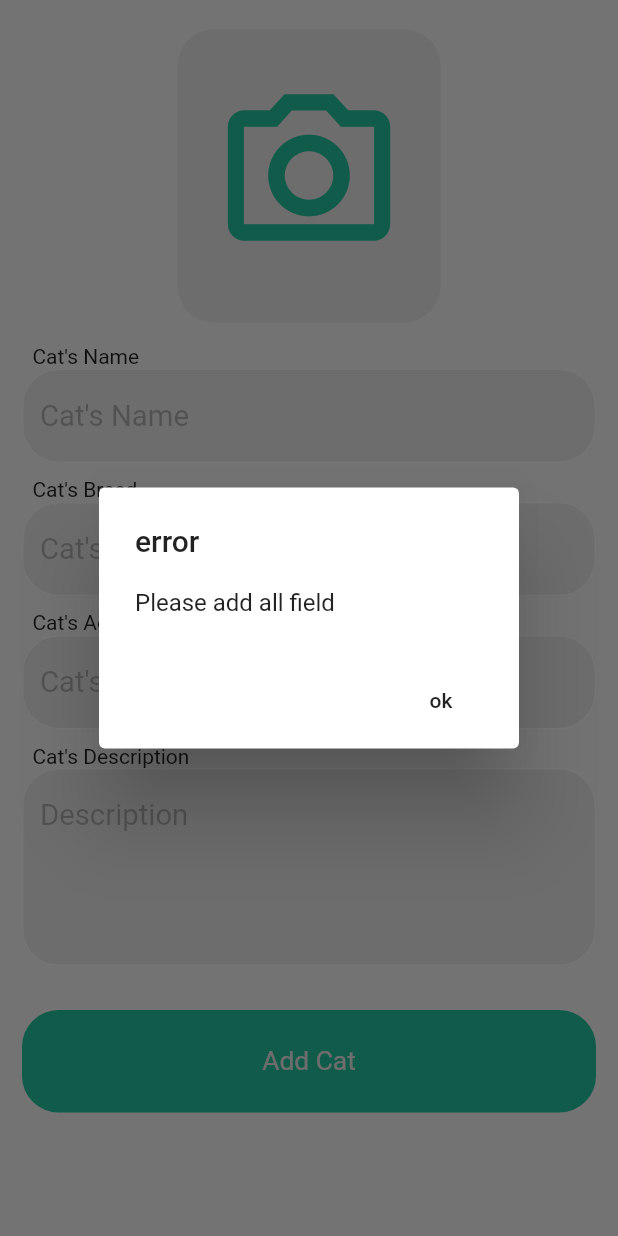
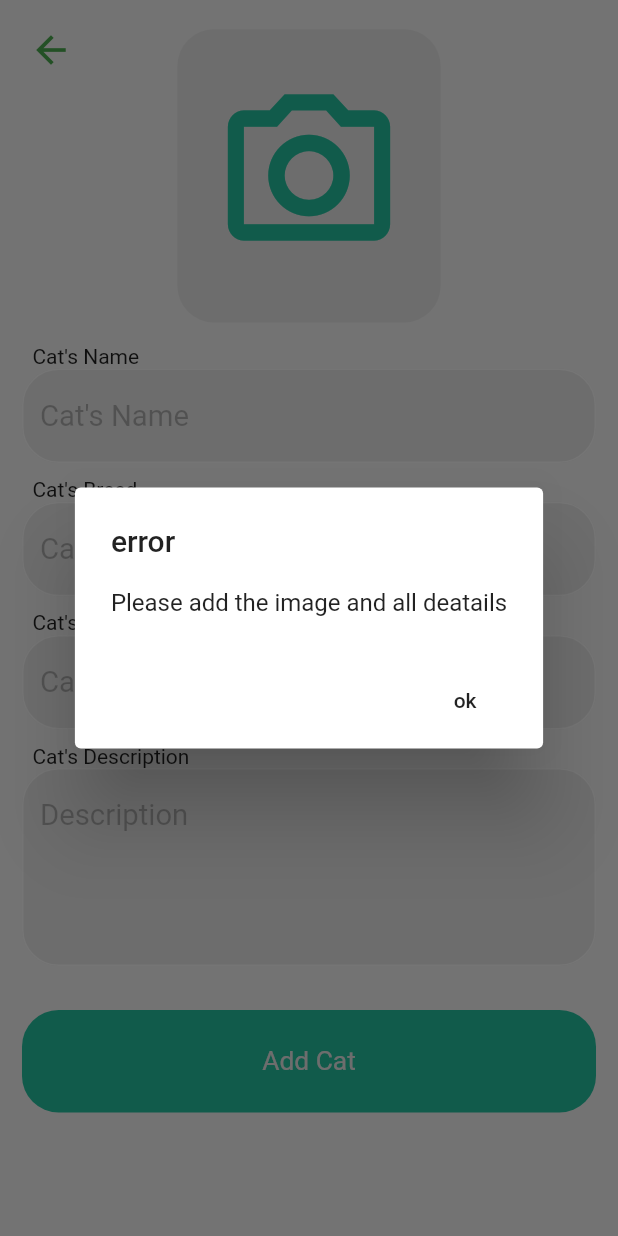
Before and after one commit to jayasooriya-s/Cat-A-Logue, a Flutter app: the AddCatScreen screen opened directly, after a tap on "Add Cat", on a phone screen of 412 x 824 dp. Run offline on Flutter 3.47's test engine with Material 2 defaults, Android fonts, the light colour scheme and no system bars; our stand-ins replace flutter_screenutil, image_picker.

Commit message:
fixed some bugs and almost complete

```diff
--- a/lib/screens/addCatScreen.dart
+++ b/lib/screens/addCatScreen.dart
@@ -32,7 +32,7 @@
         builder: (context) {
           return AlertDialog(
             title: Text('error'),
-            content: Text('Please add all field'),
+            content: Text('Please add the image and all deatails'),
             actions: <Widget>[
               // ignore: deprecated_member_use
               new FlatButton(
@@ -46,10 +46,8 @@
         });
   }
 
-  Future getImage() async {
-    final pickedFile = await picker.getImage(
-      source: ImageSource.camera,
-    );
+  Future getImageNow() async {
+    final pickedFile = await picker.getImage(source: ImageSource.camera);
 
     setState(() {
       if (pickedFile != null) {
@@ -62,9 +60,18 @@
 
   @override
   Widget build(BuildContext context) {
+    nameController.text = '';
+
+    ageController.text = '';
+
+    breedController.text = '';
+
+    descriptionController.text = '';
     return Scaffold(
         body: SafeArea(
-      child: SingleChildScrollView(
+      child: Stack(
+        children: [
+          SingleChildScrollView(
             child: Padding(
               padding: EdgeInsets.all(15.0.r),
               child: Container(
@@ -75,7 +82,7 @@
                     Center(
                       child: CameraContainer(
                         image: image,
-                    onTap: getImage,
+                        onTap: getImageNow,
                       ),
                     ),
                     SizedBox(
@@ -140,6 +147,24 @@
               ),
             ),
           ),
+          Positioned(
+            top: 10.h,
+            left: 10.w,
+            child: IconButton(
+              icon: Icon(
+                Icons.arrow_back,
+                size: 30.r,
+                color: Colors.green,
+              ),
+              onPressed: () {
+                Navigator.pop(
+                  context,
+                );
+              },
+            ),
+          )
+        ],
+      ),
     ));
   }
 }
--- a/pubspec.yaml
+++ b/pubspec.yaml
@@ -52,8 +52,8 @@
 
   # To add assets to your application, add an assets section, like this:
   assets:
-   # - images/catAlogueLogo.png
-    - images/catlogocopy.png
+    - images/catAlogueLogo.png
+    #- images/catlogocopy.png
     - images/catlogIcon.png
 
   # An image asset can refer to one or more resolution-specific "variants", see
```
Also changed, not shown: lib/screens/editCatProfileScreen.dart (+11 -19 lines), 1 other file. Lines whose indentation alone changed are shown as unchanged.
